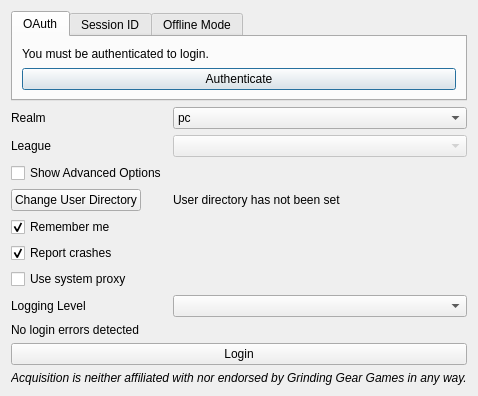
gerwaric/acquisition, file forms/logindialog.ui: the form before one commit.
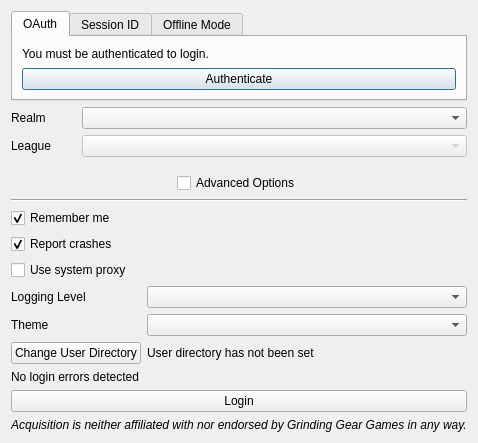
The form after the commit.

Commit message: Login dialog improvements

Patch:
```diff
--- a/forms/logindialog.ui
+++ b/forms/logindialog.ui
@@ -7,7 +7,7 @@
     <x>0</x>
     <y>0</y>
     <width>423</width>
-    <height>394</height>
+    <height>432</height>
    </rect>
   </property>
   <property name="sizePolicy">
@@ -119,6 +119,9 @@
    </item>
    <item>
     <layout class="QFormLayout" name="optionsLayout">
+     <property name="fieldGrowthPolicy">
+      <enum>QFormLayout::FieldGrowthPolicy::AllNonFixedFieldsGrow</enum>
+     </property>
      <property name="topMargin">
       <number>0</number>
      </property>
@@ -131,21 +134,9 @@
      </item>
      <item row="0" column="1">
       <widget class="QComboBox" name="realmComboBox">
-       <item>
-        <property name="text">
-         <string>pc</string>
-        </property>
-       </item>
-       <item>
-        <property name="text">
-         <string>xbox</string>
-        </property>
-       </item>
-       <item>
-        <property name="text">
-         <string>sony</string>
-        </property>
-       </item>
+       <property name="currentText">
+        <string/>
+       </property>
       </widget>
      </item>
      <item row="1" column="0">
@@ -171,14 +162,61 @@
        </property>
       </widget>
      </item>
-     <item row="3" column="0">
+    </layout>
+   </item>
+   <item>
+    <layout class="QHBoxLayout" name="horizontalLayout">
+     <property name="topMargin">
+      <number>10</number>
+     </property>
+     <item>
+      <spacer name="horizontalSpacer">
+       <property name="orientation">
+        <enum>Qt::Orientation::Horizontal</enum>
+       </property>
+       <property name="sizeHint" stdset="0">
+        <size>
+         <width>40</width>
+         <height>20</height>
+        </size>
+       </property>
+      </spacer>
+     </item>
+     <item>
       <widget class="QCheckBox" name="advancedCheckBox">
        <property name="text">
-        <string>Show Advanced Options</string>
+        <string>Advanced Options</string>
        </property>
       </widget>
      </item>
-     <item row="5" column="0">
+     <item>
+      <spacer name="horizontalSpacer_2">
+       <property name="orientation">
+        <enum>Qt::Orientation::Horizontal</enum>
+       </property>
+       <property name="sizeHint" stdset="0">
+        <size>
+         <width>40</width>
+         <height>20</height>
+        </size>
+       </property>
+      </spacer>
+     </item>
+    </layout>
+   </item>
+   <item>
+    <widget class="Line" name="advancedLine">
+     <property name="orientation">
+      <enum>Qt::Orientation::Horizontal</enum>
+     </property>
+    </widget>
+   </item>
+   <item>
+    <layout class="QFormLayout" name="advancedOptionsLayout">
+     <property name="topMargin">
+      <number>0</number>
+     </property>
+     <item row="0" column="0">
       <widget class="QCheckBox" name="rememberMeCheckBox">
        <property name="text">
         <string>Remember me</string>
@@ -188,7 +226,7 @@
        </property>
       </widget>
      </item>
-     <item row="6" column="0">
+     <item row="1" column="0">
       <widget class="QCheckBox" name="reportCrashesCheckBox">
        <property name="text">
         <string>Report crashes</string>
@@ -198,31 +236,41 @@
        </property>
       </widget>
      </item>
-     <item row="7" column="0">
+     <item row="2" column="0">
       <widget class="QCheckBox" name="proxyCheckBox">
        <property name="text">
         <string>Use system proxy</string>
        </property>
       </widget>
      </item>
-     <item row="8" column="0">
+     <item row="3" column="0">
       <widget class="QLabel" name="loggingLevelLabel">
        <property name="text">
         <string>Logging Level</string>
        </property>
       </widget>
      </item>
-     <item row="8" column="1">
+     <item row="3" column="1">
       <widget class="QComboBox" name="loggingLevelComboBox"/>
      </item>
      <item row="4" column="0">
+      <widget class="QLabel" name="themeLabel">
+       <property name="text">
+        <string>Theme</string>
+       </property>
+      </widget>
+     </item>
+     <item row="4" column="1">
+      <widget class="QComboBox" name="themeComboBox"/>
+     </item>
+     <item row="5" column="0">
       <widget class="QPushButton" name="userDirPushButton">
        <property name="text">
         <string>Change User Directory</string>
        </property>
       </widget>
      </item>
-     <item row="4" column="1">
+     <item row="5" column="1">
       <widget class="QLabel" name="userDirLabel">
        <property name="text">
         <string>User directory has not been set</string>
```
The commit also changes 4 other files.
